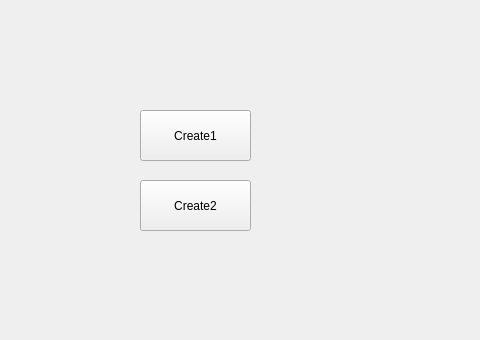
Old version of the form mainwindow.ui in the repository clickto/PropertyMaker; both pictures show x 320 to 800 and y 0 to 340 of the 800 by 600 pixel window.
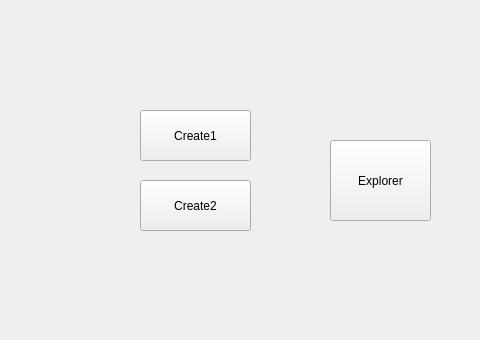
New version of the form.

Commit message: 增加 explorer功能 。 调整了 函数声明的顺序， 看着更舒服点。

The edit to the form file:
```diff
--- a/mainwindow.ui
+++ b/mainwindow.ui
@@ -99,6 +99,19 @@
      <string>示例: int, age</string>
     </property>
    </widget>
+   <widget class="QPushButton" name="pushButton_explorer">
+    <property name="geometry">
+     <rect>
+      <x>650</x>
+      <y>140</y>
+      <width>101</width>
+      <height>81</height>
+     </rect>
+    </property>
+    <property name="text">
+     <string>Explorer</string>
+    </property>
+   </widget>
   </widget>
   <widget class="QMenuBar" name="menubar">
    <property name="geometry">
```
The commit also changes 4 other files.
